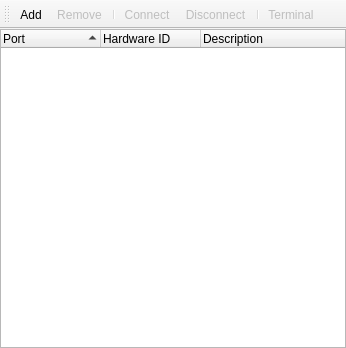
This is Tools/quadcontrol/DockWindows/ConnectionWindow.ui in thomask77/drquad32 as Qt 5 draws it before an edit. The edited form follows.
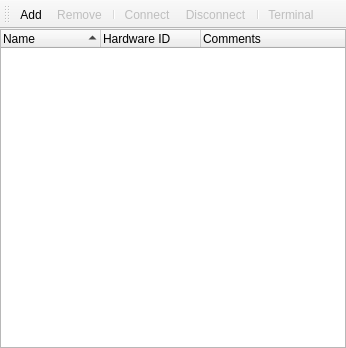
This is the edited form. Icons and pictures are not drawn.

```diff
--- a/Tools/quadcontrol/DockWindows/ConnectionWindow.ui
+++ b/Tools/quadcontrol/DockWindows/ConnectionWindow.ui
@@ -52,7 +52,7 @@
       </attribute>
       <column>
        <property name="text">
-        <string>Port</string>
+        <string>Name</string>
        </property>
       </column>
       <column>
@@ -62,7 +62,7 @@
       </column>
       <column>
        <property name="text">
-        <string>Description</string>
+        <string>Comments</string>
        </property>
       </column>
      </widget>
```
